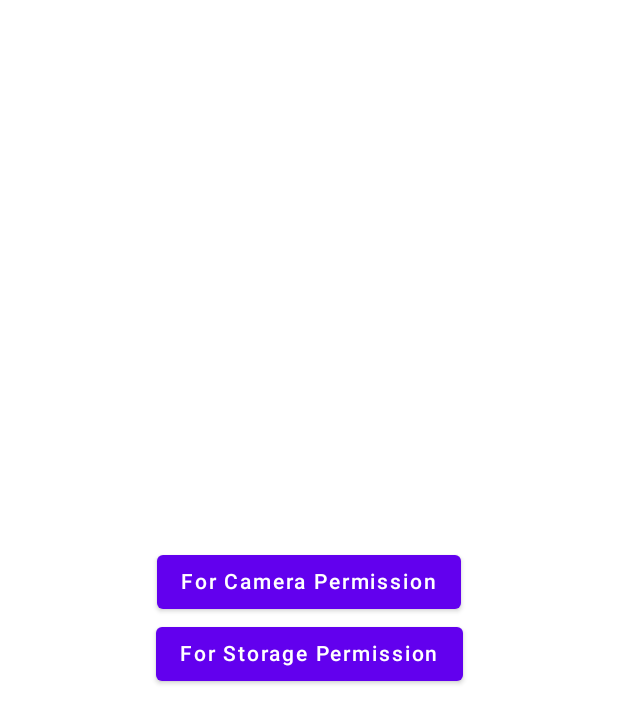
After one commit to arsalankhan994/jetpack-compose-step-by-step, an Android app built with Jetpack Compose: the composable RuntimePermissionScreen shown on its own in the app's theme, on a phone screen of 412 x 824 dp. The commit adds this screen. Shown: the top 723 px of the screen. Run offline under Robolectric (Android 15) with nearby library versions, the phone set to English and light mode, and no system bars.

Commit message:
runtime permissions

```diff
--- a/app/build.gradle
+++ b/app/build.gradle
@@ -68,6 +68,10 @@ dependencies {
     /*
     Navigation Component
     */
-    def nav_version = "2.4.1"
+    def nav_version = "2.4.2"
     implementation("androidx.navigation:navigation-compose:$nav_version")
+
+
+    // Runtime Permission
+    implementation "com.google.accompanist:accompanist-permissions:0.24.3-alpha"
 }
--- a/app/src/main/AndroidManifest.xml
+++ b/app/src/main/AndroidManifest.xml
@@ -1,6 +1,10 @@
 <?xml version="1.0" encoding="utf-8"?>
 <manifest xmlns:android="http://schemas.android.com/apk/res/android"
     package="com.erselankhan.compose">
+
+    <uses-permission android:name="android.permission.CAMERA"/>
+    <uses-permission android:name="android.permission.READ_EXTERNAL_STORAGE"/>
+    <uses-permission android:name="android.permission.WRITE_EXTERNAL_STORAGE"/>
 
     <application
         android:allowBackup="true"
--- a/app/src/main/java/com/erselankhan/compose/MainActivity.kt
+++ b/app/src/main/java/com/erselankhan/compose/MainActivity.kt
@@ -8,7 +8,7 @@ import androidx.compose.material.ExperimentalMaterialApi
 import androidx.compose.material.MaterialTheme
 import androidx.compose.material.Surface
 import androidx.compose.ui.Modifier
-import com.erselankhan.compose.ui.screen.MapScreen
+import com.erselankhan.compose.ui.screen.RuntimePermissionScreen
 import com.erselankhan.compose.ui.theme.ComposeTheme
 
 class MainActivity : ComponentActivity() {
@@ -22,7 +22,7 @@ class MainActivity : ComponentActivity() {
                     modifier = Modifier.fillMaxSize(),
                     color = MaterialTheme.colors.background
                 ) {
-                    MapScreen()
+                    RuntimePermissionScreen()
                 }
             }
         }
--- /dev/null
+++ b/app/src/main/java/com/erselankhan/compose/ui/screen/RuntimePermissionScreen.kt
@@ -0,0 +1,62 @@
+package com.erselankhan.compose.ui.screen
+
+import android.Manifest
+import android.widget.Toast
+import androidx.compose.foundation.layout.Arrangement
+import androidx.compose.foundation.layout.Column
+import androidx.compose.foundation.layout.fillMaxSize
+import androidx.compose.material.Button
+import androidx.compose.material.Text
+import androidx.compose.runtime.Composable
+import androidx.compose.ui.Alignment
+import androidx.compose.ui.Modifier
+import androidx.compose.ui.platform.LocalContext
+import com.google.accompanist.permissions.*
+
+@OptIn(ExperimentalPermissionsApi::class)
+@Composable
+fun RuntimePermissionScreen(
+
+) {
+
+    val context = LocalContext.current
+    val singlePermissionState = rememberPermissionState(
+        Manifest.permission.CAMERA
+    ) { isGranted ->
+        if (isGranted) {
+            Toast.makeText(context, "Permission Granted", Toast.LENGTH_SHORT).show()
+        } else {
+            Toast.makeText(context, "Permission Denied", Toast.LENGTH_SHORT).show()
+        }
+    }
+
+    val multiplePermissionsState = rememberMultiplePermissionsState(
+        permissions = listOf(
+            Manifest.permission.WRITE_EXTERNAL_STORAGE,
+            Manifest.permission.READ_EXTERNAL_STORAGE
+        )
+    ) { permissionStateMap ->
+        if (!permissionStateMap.containsValue(false)) {
+            Toast.makeText(context, "Permissions Granted", Toast.LENGTH_SHORT).show()
+        } else {
+            Toast.makeText(context, "Permissions Denied", Toast.LENGTH_SHORT).show()
+        }
+    }
+
+    Column(
+        modifier = Modifier.fillMaxSize(),
+        horizontalAlignment = Alignment.CenterHorizontally,
+        verticalArrangement = Arrangement.Center
+    ) {
+        Button(onClick = {
+            singlePermissionState.launchPermissionRequest()
+        }) {
+            Text(text = "For Camera Permission")
+        }
+        Button(onClick = {
+            multiplePermissionsState.launchMultiplePermissionRequest()
+        }) {
+            Text(text = "For Storage Permission")
+        }
+    }
+}
```
